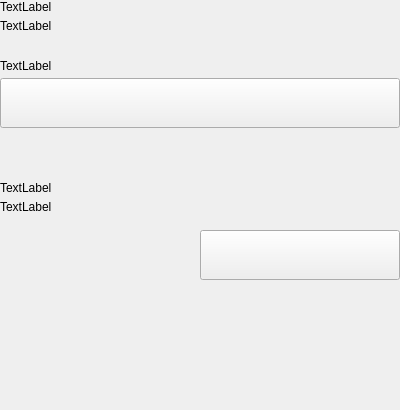
The window that src/qt/encocoin/settings/forms/settingsbackupwallet.ui (kopernikus-git/xnk-1) describes before a commit, drawn with Qt 5.
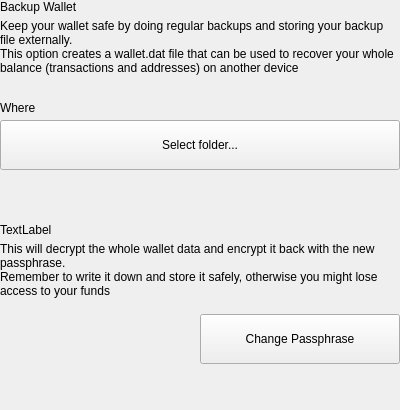
The same window after the commit.

```diff
--- a/src/qt/encocoin/settings/forms/settingsbackupwallet.ui
+++ b/src/qt/encocoin/settings/forms/settingsbackupwallet.ui
@@ -52,14 +52,15 @@
         <item>
          <widget class="QLabel" name="labelTitle">
           <property name="text">
-           <string>TextLabel</string>
+           <string>Backup Wallet</string>
           </property>
          </widget>
         </item>
         <item>
          <widget class="QLabel" name="labelSubtitle1">
           <property name="text">
-           <string>TextLabel</string>
+           <string>Keep your wallet safe by doing regular backups and storing your backup file externally.
+This option creates a wallet.dat file that can be used to recover your whole balance (transactions and addresses) on another device</string>
           </property>
           <property name="wordWrap">
            <bool>true</bool>
@@ -89,7 +90,7 @@
         <item>
          <widget class="QLabel" name="labelSubtitleLocation">
           <property name="text">
-           <string>TextLabel</string>
+           <string>Where</string>
           </property>
          </widget>
         </item>
@@ -111,7 +112,7 @@
            <enum>Qt::NoFocus</enum>
           </property>
           <property name="text">
-           <string/>
+           <string>Select folder...</string>
           </property>
          </widget>
         </item>
@@ -164,7 +165,8 @@
         <item>
          <widget class="QLabel" name="labelSubtitle_2">
           <property name="text">
-           <string>TextLabel</string>
+           <string>This will decrypt the whole wallet data and encrypt it back with the new passphrase.
+Remember to write it down and store it safely, otherwise you might lose access to your funds</string>
           </property>
           <property name="wordWrap">
            <bool>true</bool>
@@ -222,7 +224,7 @@
            <enum>Qt::NoFocus</enum>
           </property>
           <property name="text">
-           <string/>
+           <string>Change Passphrase</string>
           </property>
          </widget>
         </item>
```
